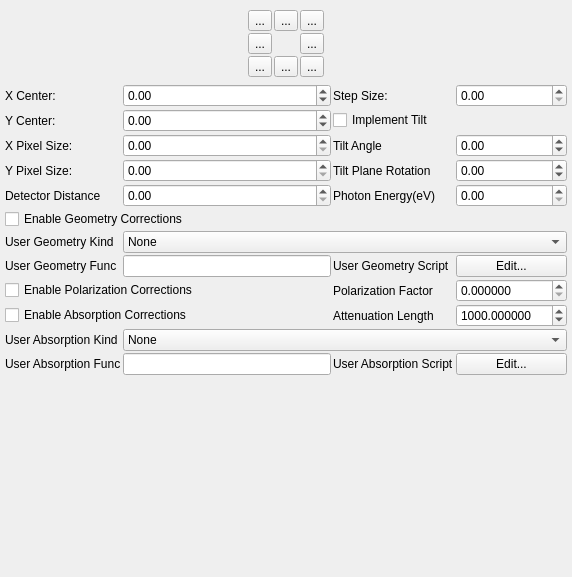
Above: source/qxrdcenterfinderdialog.ui from guyjennings/qxrd before the change. Below: the same form after it.
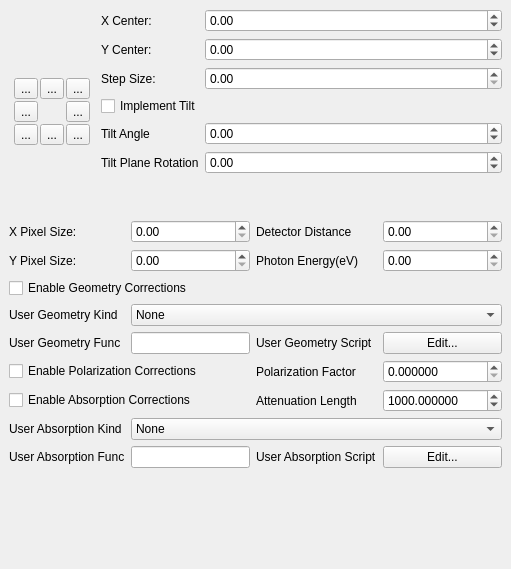
That is the form after the change. Icons and pictures are not drawn. Custom widgets are drawn as their Qt base class.

Commit message: Made centering dialog layout more compact

Diff of the .ui file:
```diff
--- a/source/qxrdcenterfinderdialog.ui
+++ b/source/qxrdcenterfinderdialog.ui
@@ -6,8 +6,8 @@
    <rect>
     <x>0</x>
     <y>0</y>
-    <width>572</width>
-    <height>577</height>
+    <width>511</width>
+    <height>569</height>
    </rect>
   </property>
   <property name="windowTitle">
@@ -20,29 +20,144 @@
      <verstretch>0</verstretch>
     </sizepolicy>
    </property>
-   <layout class="QGridLayout" name="gridLayout">
-    <property name="margin">
-     <number>5</number>
-    </property>
-    <property name="spacing">
-     <number>2</number>
-    </property>
+   <layout class="QGridLayout" name="gridLayout_3">
     <item row="0" column="0">
-     <layout class="QHBoxLayout" name="horizontalLayout">
-      <item>
-       <spacer name="horizontalSpacer">
-        <property name="orientation">
-         <enum>Qt::Horizontal</enum>
+     <layout class="QGridLayout" name="gridLayout_2">
+      <item row="0" column="1">
+       <widget class="QLabel" name="label_14">
+        <property name="text">
+         <string>X Center:</string>
         </property>
-        <property name="sizeHint" stdset="0">
-         <size>
-          <width>13</width>
-          <height>20</height>
-         </size>
+       </widget>
+      </item>
+      <item row="1" column="1">
+       <widget class="QLabel" name="label_15">
+        <property name="text">
+         <string>Y Center:</string>
         </property>
-       </spacer>
+       </widget>
       </item>
-      <item>
+      <item row="2" column="1">
+       <widget class="QLabel" name="label_16">
+        <property name="text">
+         <string>Step Size:</string>
+        </property>
+       </widget>
+      </item>
+      <item row="1" column="2">
+       <widget class="QDoubleSpinBox" name="m_CenterY">
+        <property name="toolTip">
+         <string>Y Center in Pixels
+script property centering.centerY</string>
+        </property>
+        <property name="keyboardTracking">
+         <bool>false</bool>
+        </property>
+        <property name="minimum">
+         <double>-10000.000000000000000</double>
+        </property>
+        <property name="maximum">
+         <double>10000.000000000000000</double>
+        </property>
+       </widget>
+      </item>
+      <item row="2" column="2">
+       <widget class="QxrdCenterStepSpinner" name="m_CenterStep">
+        <property name="toolTip">
+         <string>Step Size for Center moves
+script property centering.centerStep</string>
+        </property>
+        <property name="keyboardTracking">
+         <bool>false</bool>
+        </property>
+       </widget>
+      </item>
+      <item row="5" column="2">
+       <widget class="QDoubleSpinBox" name="m_TiltPlaneRotation">
+        <property name="toolTip">
+         <string>Rotation of tilt plane (deg) 0=horizontal
+script property centering.tiltPlaneRotation</string>
+        </property>
+        <property name="keyboardTracking">
+         <bool>false</bool>
+        </property>
+        <property name="minimum">
+         <double>-90.000000000000000</double>
+        </property>
+        <property name="maximum">
+         <double>360.000000000000000</double>
+        </property>
+       </widget>
+      </item>
+      <item row="0" column="2">
+       <widget class="QDoubleSpinBox" name="m_CenterX">
+        <property name="sizePolicy">
+         <sizepolicy hsizetype="Minimum" vsizetype="Fixed">
+          <horstretch>1</horstretch>
+          <verstretch>0</verstretch>
+         </sizepolicy>
+        </property>
+        <property name="toolTip">
+         <string>X Center in pixels
+script property centering.centerX</string>
+        </property>
+        <property name="keyboardTracking">
+         <bool>false</bool>
+        </property>
+        <property name="minimum">
+         <double>-10000.000000000000000</double>
+        </property>
+        <property name="maximum">
+         <double>10000.000000000000000</double>
+        </property>
+       </widget>
+      </item>
+      <item row="4" column="1">
+       <widget class="QLabel" name="label_18">
+        <property name="text">
+         <string>Tilt Angle</string>
+        </property>
+       </widget>
+      </item>
+      <item row="5" column="1">
+       <widget class="QLabel" name="label_19">
+        <property name="text">
+         <string>Tilt Plane Rotation</string>
+        </property>
+       </widget>
+      </item>
+      <item row="3" column="1" colspan="2">
+       <widget class="QCheckBox" name="m_ImplementTilt">
+        <property name="toolTip">
+         <string>Enable Advanced Tilt Geometry?
+script property centering.implementTilt</string>
+        </property>
+        <property name="text">
+         <string>Implement Tilt</string>
+        </property>
+       </widget>
+      </item>
+      <item row="4" column="2">
+       <widget class="QDoubleSpinBox" name="m_DetectorTilt">
+        <property name="toolTip">
+         <string>Tilt angle of detector plane (deg)
+script property centering.detectorTiltTilt</string>
+        </property>
+        <property name="keyboardTracking">
+         <bool>false</bool>
+        </property>
+        <property name="minimum">
+         <double>-90.000000000000000</double>
+        </property>
+        <property name="maximum">
+         <double>90.000000000000000</double>
+        </property>
+        <property name="singleStep">
+         <double>0.100000000000000</double>
+        </property>
+       </widget>
+      </item>
+      <item row="0" column="0" rowspan="7">
        <widget class="QWidget" name="widget" native="true">
         <property name="sizePolicy">
          <sizepolicy hsizetype="Fixed" vsizetype="Fixed">
@@ -239,138 +354,38 @@
         </layout>
        </widget>
       </item>
-      <item>
-       <spacer name="horizontalSpacer_2">
+      <item row="6" column="1" colspan="2">
+       <spacer name="verticalSpacer_2">
         <property name="orientation">
-         <enum>Qt::Horizontal</enum>
+         <enum>Qt::Vertical</enum>
         </property>
         <property name="sizeHint" stdset="0">
          <size>
-          <width>13</width>
-          <height>20</height>
+          <width>20</width>
+          <height>40</height>
          </size>
         </property>
        </spacer>
       </item>
      </layout>
     </item>
-    <item row="4" column="0">
-     <spacer name="verticalSpacer">
-      <property name="orientation">
-       <enum>Qt::Vertical</enum>
-      </property>
-      <property name="sizeHint" stdset="0">
-       <size>
-        <width>20</width>
-        <height>40</height>
-       </size>
-      </property>
-     </spacer>
-    </item>
-    <item row="2" column="0">
-     <layout class="QGridLayout" name="gridLayout_2">
-      <property name="spacing">
-       <number>2</number>
-      </property>
-      <item row="16" column="0">
-       <widget class="QLabel" name="label_26">
-        <property name="text">
-         <string>User Absorption Func</string>
-        </property>
-        <property name="wordWrap">
-         <bool>false</bool>
-        </property>
-       </widget>
-      </item>
-      <item row="12" column="2">
-       <widget class="QLabel" name="label_27">
-        <property name="text">
-         <string>User Geometry Script</string>
-        </property>
-       </widget>
-      </item>
-      <item row="12" column="3">
-       <widget class="QPushButton" name="m_UserGeometryEdit">
-        <property name="text">
-         <string>Edit...</string>
-        </property>
-       </widget>
-      </item>
-      <item row="5" column="0">
+    <item row="1" column="0">
+     <layout class="QGridLayout" name="gridLayout">
+      <item row="0" column="0">
        <widget class="QLabel" name="label_20">
         <property name="text">
          <string>X Pixel Size:</string>
         </property>
        </widget>
       </item>
-      <item row="0" column="0">
-       <widget class="QLabel" name="label_14">
-        <property name="text">
-         <string>X Center:</string>
-        </property>
-       </widget>
-      </item>
       <item row="0" column="1">
-       <widget class="QDoubleSpinBox" name="m_CenterX">
-        <property name="toolTip">
-         <string>X Center in pixels
-script property centering.centerX</string>
-        </property>
-        <property name="keyboardTracking">
-         <bool>false</bool>
-        </property>
-        <property name="minimum">
-         <double>-10000.000000000000000</double>
-        </property>
-        <property name="maximum">
-         <double>10000.000000000000000</double>
-        </property>
-       </widget>
-      </item>
-      <item row="3" column="0">
-       <widget class="QLabel" name="label_15">
-        <property name="text">
-         <string>Y Center:</string>
-        </property>
-       </widget>
-      </item>
-      <item row="3" column="1">
-       <widget class="QDoubleSpinBox" name="m_CenterY">
-        <property name="toolTip">
-         <string>Y Center in Pixels
-script property centering.centerY</string>
-        </property>
-        <property name="keyboardTracking">
-         <bool>false</bool>
-        </property>
-        <property name="minimum">
-         <double>-10000.000000000000000</double>
-        </property>
-        <property name="maximum">
-         <double>10000.000000000000000</double>
-        </property>
-       </widget>
-      </item>
-      <item row="0" column="2">
-       <widget class="QLabel" name="label_16">
-        <property name="text">
-         <string>Step Size:</string>
-        </property>
-       </widget>
-      </item>
-      <item row="0" column="3">
-       <widget class="QxrdCenterStepSpinner" name="m_CenterStep">
-        <property name="toolTip">
-         <string>Step Size for Center moves
-script property centering.centerStep</string>
-        </property>
-        <property name="keyboardTracking">
-         <bool>false</bool>
-        </property>
-       </widget>
-      </item>
-      <item row="5" column="1">
        <widget class="QDoubleSpinBox" name="m_DetectorXPixelSize">
+        <property name="sizePolicy">
+         <sizepolicy hsizetype="Minimum" vsizetype="Fixed">
+          <horstretch>1</horstretch>
+          <verstretch>0</verstretch>
+         </sizepolicy>
+        </property>
         <property name="toolTip">
          <string>Detector X Pixel Size (micrometer)
 script property centering.detectorXPixelSize</string>
@@ -383,119 +398,21 @@
         </property>
        </widget>
       </item>
-      <item row="6" column="0">
-       <widget class="QLabel" name="label_21">
-        <property name="text">
-         <string>Y Pixel Size:</string>
-        </property>
-       </widget>
-      </item>
-      <item row="6" column="1">
-       <widget class="QDoubleSpinBox" name="m_DetectorYPixelSize">
-        <property name="toolTip">
-         <string>Detector Y Pixel Size (micrometer)
-script property centering.detectorYPixelSize</string>
-        </property>
-        <property name="keyboardTracking">
-         <bool>false</bool>
-        </property>
-        <property name="maximum">
-         <double>10000.000000000000000</double>
-        </property>
-       </widget>
-      </item>
-      <item row="8" column="0">
-       <widget class="QLabel" name="label_17">
-        <property name="text">
-         <string>Detector Distance</string>
-        </property>
-       </widget>
-      </item>
-      <item row="5" column="2">
-       <widget class="QLabel" name="label_18">
-        <property name="text">
-         <string>Tilt Angle</string>
-        </property>
-       </widget>
-      </item>
-      <item row="8" column="1">
-       <widget class="QDoubleSpinBox" name="m_DetectorDistance">
-        <property name="toolTip">
-         <string>Sample-Detector Distance (mm)
-script property centering.detectorDistance</string>
-        </property>
-        <property name="keyboardTracking">
-         <bool>false</bool>
-        </property>
-        <property name="maximum">
-         <double>10000.000000000000000</double>
-        </property>
-       </widget>
-      </item>
-      <item row="3" column="2" colspan="2">
-       <widget class="QCheckBox" name="m_ImplementTilt">
-        <property name="toolTip">
-         <string>Enable Advanced Tilt Geometry?
-script property centering.implementTilt</string>
-        </property>
-        <property name="text">
-         <string>Implement Tilt</string>
-        </property>
-       </widget>
-      </item>
-      <item row="5" column="3">
-       <widget class="QDoubleSpinBox" name="m_DetectorTilt">
-        <property name="toolTip">
-         <string>Tilt angle of detector plane (deg)
-script property centering.detectorTiltTilt</string>
-        </property>
-        <property name="keyboardTracking">
-         <bool>false</bool>
-        </property>
-        <property name="minimum">
-         <double>-90.000000000000000</double>
-        </property>
-        <property name="maximum">
-         <double>90.000000000000000</double>
-        </property>
-        <property name="singleStep">
-         <double>0.100000000000000</double>
-        </property>
-       </widget>
-      </item>
-      <item row="6" column="2">
-       <widget class="QLabel" name="label_19">
-        <property name="text">
-         <string>Tilt Plane Rotation</string>
-        </property>
-       </widget>
-      </item>
-      <item row="6" column="3">
-       <widget class="QDoubleSpinBox" name="m_TiltPlaneRotation">
-        <property name="toolTip">
-         <string>Rotation of tilt plane (deg) 0=horizontal
-script property centering.tiltPlaneRotation</string>
-        </property>
-        <property name="keyboardTracking">
-         <bool>false</bool>
-        </property>
-        <property name="minimum">
-         <double>-90.000000000000000</double>
-        </property>
-        <property name="maximum">
-         <double>360.000000000000000</double>
-        </property>
-       </widget>
-      </item>
-      <item row="8" column="2">
+      <item row="1" column="2">
        <widget class="QLabel" name="label_22">
         <property name="text">
          <string>Photon Energy(eV)</string>
         </property>
        </widget>
       </item>
-      <item row="8" column="3">
+      <item row="1" column="3">
        <widget class="QDoubleSpinBox" name="m_Energy">
+        <property name="sizePolicy">
+         <sizepolicy hsizetype="Minimum" vsizetype="Fixed">
+          <horstretch>1</horstretch>
+          <verstretch>0</verstretch>
+         </sizepolicy>
+        </property>
         <property name="toolTip">
          <string>Photon Energy (eV)
 script property centering.energy</string>
@@ -511,7 +428,7 @@
         </property>
        </widget>
       </item>
-      <item row="9" column="0" colspan="2">
+      <item row="2" column="0" colspan="2">
        <widget class="QCheckBox" name="m_EnableGeometry">
         <property name="toolTip">
          <string>Enable geometry corrections during integration
@@ -522,36 +439,92 @@
         </property>
        </widget>
       </item>
-      <item row="14" column="3">
-       <widget class="QDoubleSpinBox" name="m_AttenuationLength">
+      <item row="3" column="0">
+       <widget class="QLabel" name="label_30">
+        <property name="text">
+         <string>User Geometry Kind</string>
+        </property>
+       </widget>
+      </item>
+      <item row="4" column="0">
+       <widget class="QLabel" name="label_25">
+        <property name="text">
+         <string>User Geometry Func</string>
+        </property>
+       </widget>
+      </item>
+      <item row="4" column="1">
+       <widget class="QLineEdit" name="m_UserGeometryFunction">
+        <property name="sizePolicy">
+         <sizepolicy hsizetype="Expanding" vsizetype="Fixed">
+          <horstretch>1</horstretch>
+          <verstretch>0</verstretch>
+         </sizepolicy>
+        </property>
+       </widget>
+      </item>
+      <item row="4" column="2">
+       <widget class="QLabel" name="label_27">
+        <property name="text">
+         <string>User Geometry Script</string>
+        </property>
+       </widget>
+      </item>
+      <item row="4" column="3">
+       <widget class="QPushButton" name="m_UserGeometryEdit">
+        <property name="text">
+         <string>Edit...</string>
+        </property>
+       </widget>
+      </item>
+      <item row="5" column="0" colspan="2">
+       <widget class="QCheckBox" name="m_EnablePolarization">
         <property name="toolTip">
-         <string>Attenuation Length (mm)</string>
+         <string>Enable polarization correction during integration:
+intensity *= (m_Polarization      *(1 - pow(sin(chi)*sin(tth/2),2)) +
+                   (1 - m_Polarization)*(1 - pow(cos(chi)*sin(tth/2),2)));</string>
+        </property>
+        <property name="text">
+         <string>Enable Polarization Corrections </string>
+        </property>
+       </widget>
+      </item>
+      <item row="5" column="2">
+       <widget class="QLabel" name="label_24">
+        <property name="text">
+         <string>Polarization Factor</string>
+        </property>
+       </widget>
+      </item>
+      <item row="5" column="3">
+       <widget class="QDoubleSpinBox" name="m_Polarization">
+        <property name="sizePolicy">
+         <sizepolicy hsizetype="Minimum" vsizetype="Fixed">
+          <horstretch>1</horstretch>
+          <verstretch>0</verstretch>
+         </sizepolicy>
+        </property>
+        <property name="toolTip">
+         <string>Polarization factor : [0..1]</string>
         </property>
         <property name="keyboardTracking">
          <bool>false</bool>
         </property>
+        <property name="prefix">
+         <string/>
+        </property>
         <property name="decimals">
          <number>6</number>
         </property>
         <property name="maximum">
-         <double>1000000.000000000000000</double>
+         <double>1.000000000000000</double>
         </property>
         <property name="singleStep">
          <double>0.010000000000000</double>
         </property>
-        <property name="value">
-         <double>1000.000000000000000</double>
-        </property>
        </widget>
       </item>
-      <item row="14" column="2">
-       <widget class="QLabel" name="label_23">
-        <property name="text">
-         <string>Attenuation Length</string>
-        </property>
-       </widget>
-      </item>
-      <item row="14" column="0" colspan="2">
+      <item row="6" column="0" colspan="2">
        <widget class="QCheckBox" name="m_EnableAbsorption">
         <property name="toolTip">
          <string>Enable absorption correction during integration
@@ -563,62 +536,49 @@
         </property>
        </widget>
       </item>
-      <item row="11" column="1" colspan="3">
-       <widget class="QComboBox" name="m_EnableUserGeometry">
-        <item>
-         <property name="text">
-          <string>None</string>
-         </property>
-        </item>
-        <item>
-         <property name="text">
-          <string>User Defined Geometry</string>
-         </property>
-        </item>
-       </widget>
-      </item>
-      <item row="16" column="3">
-       <widget class="QPushButton" name="m_UserAbsorptionEdit">
+      <item row="6" column="2">
+       <widget class="QLabel" name="label_23">
         <property name="text">
-         <string>Edit...</string>
+         <string>Attenuation Length</string>
         </property>
        </widget>
       </item>
-      <item row="15" column="0">
+      <item row="6" column="3">
+       <widget class="QDoubleSpinBox" name="m_AttenuationLength">
+        <property name="sizePolicy">
+         <sizepolicy hsizetype="Minimum" vsizetype="Fixed">
+          <horstretch>1</horstretch>
+          <verstretch>0</verstretch>
+         </sizepolicy>
+        </property>
+        <property name="toolTip">
+         <string>Attenuation Length (mm)</string>
+        </property>
+        <property name="keyboardTracking">
+         <bool>false</bool>
+        </property>
+        <property name="decimals">
+         <number>6</number>
+        </property>
+        <property name="maximum">
+         <double>1000000.000000000000000</double>
+        </property>
+        <property name="singleStep">
+         <double>0.010000000000000</double>
+        </property>
+        <property name="value">
+         <double>1000.000000000000000</double>
+        </property>
+       </widget>
+      </item>
+      <item row="7" column="0">
        <widget class="QLabel" name="label_29">
         <property name="text">
          <string>User Absorption Kind</string>
         </property>
        </widget>
       </item>
-      <item row="12" column="1">
-       <widget class="QLineEdit" name="m_UserGeometryFunction"/>
-      </item>
-      <item row="16" column="2">
-       <widget class="QLabel" name="label_28">
-        <property name="text">
-         <string>User Absorption Script</string>
-        </property>
-       </widget>
-      </item>
-      <item row="11" column="0">
-       <widget class="QLabel" name="label_30">
-        <property name="text">
-         <string>User Geometry Kind</string>
-        </property>
-       </widget>
-      </item>
-      <item row="12" column="0">
-       <widget class="QLabel" name="label_25">
-        <property name="text">
-         <string>User Geometry Func</string>
-        </property>
-       </widget>
-      </item>
-      <item row="16" column="1">
-       <widget class="QLineEdit" name="m_UserAbsorptionFunction"/>
-      </item>
-      <item row="15" column="1" colspan="3">
+      <item row="7" column="1" colspan="3">
        <widget class="QComboBox" name="m_EnableUserAbsorption">
         <item>
          <property name="text">
@@ -647,49 +607,123 @@
         </item>
        </widget>
       </item>
-      <item row="13" column="2">
-       <widget class="QLabel" name="label_24">
+      <item row="8" column="0">
+       <widget class="QLabel" name="label_26">
         <property name="text">
-         <string>Polarization Factor</string>
+         <string>User Absorption Func</string>
         </property>
+        <property name="wordWrap">
+         <bool>false</bool>
+        </property>
        </widget>
       </item>
-      <item row="13" column="3">
-       <widget class="QDoubleSpinBox" name="m_Polarization">
+      <item row="8" column="1">
+       <widget class="QLineEdit" name="m_UserAbsorptionFunction">
+        <property name="sizePolicy">
+         <sizepolicy hsizetype="Expanding" vsizetype="Fixed">
+          <horstretch>1</horstretch>
+          <verstretch>0</verstretch>
+         </sizepolicy>
+        </property>
+       </widget>
+      </item>
+      <item row="8" column="2">
+       <widget class="QLabel" name="label_28">
+        <property name="text">
+         <string>User Absorption Script</string>
+        </property>
+       </widget>
+      </item>
+      <item row="8" column="3">
+       <widget class="QPushButton" name="m_UserAbsorptionEdit">
+        <property name="text">
+         <string>Edit...</string>
+        </property>
+       </widget>
+      </item>
+      <item row="3" column="1" colspan="3">
+       <widget class="QComboBox" name="m_EnableUserGeometry">
+        <item>
+         <property name="text">
+          <string>None</string>
+         </property>
+        </item>
+        <item>
+         <property name="text">
+          <string>User Defined Geometry</string>
+         </property>
+        </item>
+       </widget>
+      </item>
+      <item row="1" column="0">
+       <widget class="QLabel" name="label_21">
+        <property name="text">
+         <string>Y Pixel Size:</string>
+        </property>
+       </widget>
+      </item>
+      <item row="1" column="1">
+       <widget class="QDoubleSpinBox" name="m_DetectorYPixelSize">
+        <property name="sizePolicy">
+         <sizepolicy hsizetype="Minimum" vsizetype="Fixed">
+          <horstretch>1</horstretch>
+          <verstretch>0</verstretch>
+         </sizepolicy>
+        </property>
         <property name="toolTip">
          <string>Polarization factor : [0..1]</string>
         </property>
         <property name="keyboardTracking">
          <bool>false</bool>
         </property>
-        <property name="prefix">
-         <string/>
-        </property>
-        <property name="decimals">
-         <number>6</number>
-        </property>
         <property name="maximum">
-         <double>1.000000000000000</double>
+         <double>10000.000000000000000</double>
         </property>
-        <property name="singleStep">
-         <double>0.010000000000000</double>
+       </widget>
+      </item>
+      <item row="0" column="2">
+       <widget class="QLabel" name="label_17">
+        <property name="text">
+         <string>Detector Distance</string>
         </property>
        </widget>
       </item>
-      <item row="13" column="0" colspan="2">
-       <widget class="QCheckBox" name="m_EnablePolarization">
+      <item row="0" column="3">
+       <widget class="QDoubleSpinBox" name="m_DetectorDistance">
+        <property name="sizePolicy">
+         <sizepolicy hsizetype="Minimum" vsizetype="Fixed">
+          <horstretch>1</horstretch>
+          <verstretch>0</verstretch>
+         </sizepolicy>
+        </property>
         <property name="toolTip">
          <string>Enable polarization correction during integration:
 intensity *= (m_Polarization      *(1 - pow(sin(chi)*sin(tth/2),2)) +
                    (1 - m_Polarization)*(1 - pow(cos(chi)*sin(tth/2),2)));</string>
         </property>
-        <property name="text">
-         <string>Enable Polarization Corrections </string>
+        <property name="keyboardTracking">
+         <bool>false</bool>
+        </property>
+        <property name="maximum">
+         <double>10000.000000000000000</double>
         </property>
        </widget>
       </item>
      </layout>
     </item>
+    <item row="2" column="0">
+     <spacer name="verticalSpacer">
+      <property name="orientation">
+       <enum>Qt::Vertical</enum>
+      </property>
+      <property name="sizeHint" stdset="0">
+       <size>
+        <width>20</width>
+        <height>40</height>
+       </size>
+      </property>
+     </spacer>
+    </item>
    </layout>
   </widget>
  </widget>
```
Left out of the diff: 144 changed lines with no effect on the pictures.
